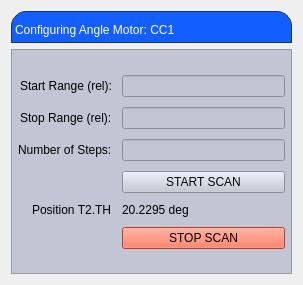
The window that angle_cc1.ui (carogee/snd_screens) describes before a commit, drawn with Qt 5.
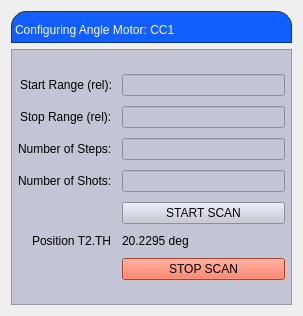
The same window after the commit. Custom widgets are drawn as their Qt base class.

Commit message: add option to change nShots

```diff
--- a/angle_cc1.ui
+++ b/angle_cc1.ui
@@ -7,7 +7,7 @@
     <x>0</x>
     <y>0</y>
     <width>303</width>
-    <height>285</height>
+    <height>316</height>
    </rect>
   </property>
   <property name="windowTitle">
@@ -87,21 +87,21 @@
            <number>6</number>
           </property>
           <item row="1" column="0">
-           <widget class="QLabel" name="label_2">
+           <widget class="QLabel" name="StartRange">
             <property name="text">
              <string>Start Range (rel):</string>
             </property>
            </widget>
           </item>
           <item row="2" column="0">
-           <widget class="QLabel" name="label_3">
+           <widget class="QLabel" name="StopRange">
             <property name="text">
              <string>Stop Range (rel):</string>
             </property>
            </widget>
           </item>
           <item row="3" column="0">
-           <widget class="QLabel" name="label_4">
+           <widget class="QLabel" name="nSteps">
             <property name="text">
              <string>Number of Steps:</string>
             </property>
@@ -141,8 +141,8 @@
             </property>
            </widget>
           </item>
-          <item row="4" column="0">
-           <widget class="PyDMByteIndicator" name="PyDMByteIndicator">
+          <item row="5" column="0">
+           <widget class="PyDMByteIndicator" name="PyDMByteIndicator" native="true">
             <property name="toolTip">
              <string/>
             </property>
@@ -167,9 +167,6 @@
             <property name="circles" stdset="0">
              <bool>true</bool>
             </property>
-            <property name="labelPosition" stdset="0">
-             <enum>QTabWidget::South</enum>
-            </property>
             <property name="numBits" stdset="0">
              <number>1</number>
             </property>
@@ -183,7 +180,7 @@
             </property>
            </widget>
           </item>
-          <item row="4" column="1">
+          <item row="5" column="1">
            <widget class="PyDMPushButton" name="startButton">
             <property name="toolTip">
              <string/>
@@ -202,7 +199,7 @@
             </property>
            </widget>
           </item>
-          <item row="5" column="0">
+          <item row="6" column="0">
            <widget class="PyDMLabel" name="PyDMLabel">
             <property name="toolTip">
              <string/>
@@ -215,7 +212,7 @@
             </property>
            </widget>
           </item>
-          <item row="5" column="1">
+          <item row="6" column="1">
            <widget class="PyDMLabel" name="PyDMLabel_2">
             <property name="toolTip">
              <string/>
@@ -249,7 +246,7 @@
             </property>
            </widget>
           </item>
-          <item row="6" column="1">
+          <item row="7" column="1">
            <widget class="PyDMPushButton" name="stopButton">
             <property name="toolTip">
              <string/>
@@ -301,9 +298,6 @@
             <property name="channel" stdset="0">
              <string/>
             </property>
-            <property name="displayFormat" stdset="0">
-             <enum>PyDMLineEdit::String</enum>
-            </property>
            </widget>
           </item>
           <item row="1" column="1">
@@ -340,6 +334,16 @@
             </property>
            </widget>
           </item>
+          <item row="4" column="0">
+           <widget class="QLabel" name="nShots">
+            <property name="text">
+             <string>Number of Shots:</string>
+            </property>
+           </widget>
+          </item>
+          <item row="4" column="1">
+           <widget class="PyDMLineEdit" name="nShotsLineEdit"/>
+          </item>
          </layout>
         </item>
        </layout>
```
The commit also changes 6 other files.
